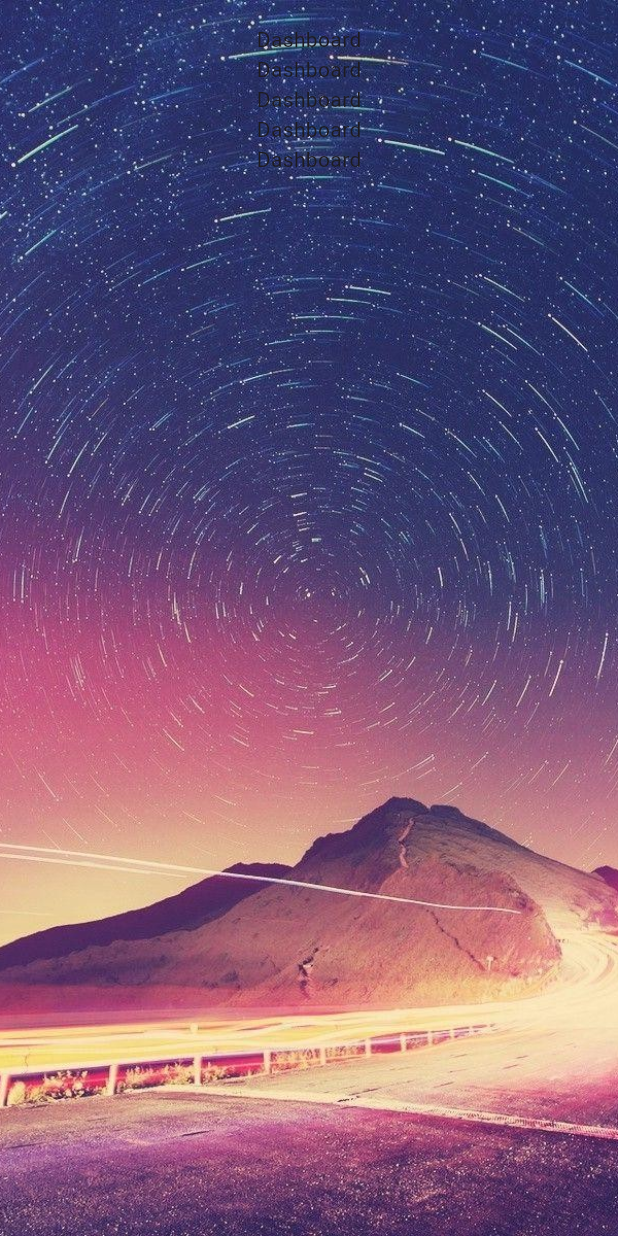
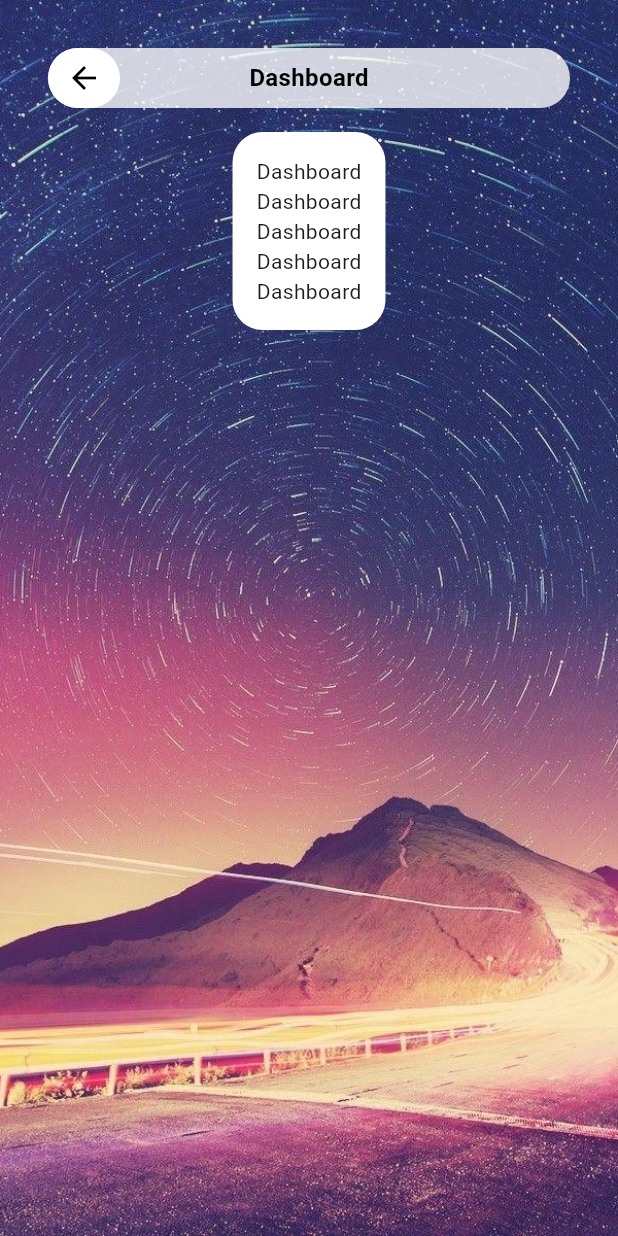
Before and after one commit to m3talsmith/capabilities_app, a Flutter app: the Dashboard screen opened directly, on a phone screen of 412 x 824 dp. Run offline on Flutter 3.47's test engine with Material 3 defaults, Android fonts, the phone set to English and light mode, and no system bars; our stand-ins replace flutter_riverpod, google_fonts, shared_preferences; missing offline and left inert: clipboard; accounts and stored records are empty.

Commit message:
Can logout

```diff
--- a/lib/providers/auth.dart
+++ b/lib/providers/auth.dart
@@ -1,5 +1,22 @@
 import 'package:flutter_riverpod/flutter_riverpod.dart';
-
+import 'package:http/http.dart' as http;
 import '../models/token.dart';
+import '../requests/endpoints.dart';
+import '../providers/token.dart';
 
 final authProvider = StateProvider<Token?>((ref) => null);
+
+Future<void> signOut(WidgetRef ref) async {
+  final token = ref.read(authProvider);
+  if (token == null) return;
+
+  await http.delete(
+    Uri.parse(logoutPath),
+    headers: {
+      'Content-Type': 'application/json',
+      'Authorization': 'Bearer ${token.value}',
+    },
+  );
+  ref.read(authProvider.notifier).state = null;
+  ref.read(tokenProvider.notifier).clearToken();
+}
--- a/lib/teams/dashboard.dart
+++ b/lib/teams/dashboard.dart
@@ -1,4 +1,6 @@
-import 'package:capabilities_app/ui/screen_container.dart';
+import '../ui/screen_container.dart';
+import '../ui/screen_navigation_bar.dart';
+import '../ui/content_container.dart';
 import 'package:flutter/material.dart';
 import 'package:flutter_riverpod/flutter_riverpod.dart';
 
@@ -7,8 +9,11 @@ class Dashboard extends ConsumerWidget {
 
   @override
   Widget build(BuildContext context, WidgetRef ref) {
-    return const Scaffold(
+    return Scaffold(
       body: ScreenContainer(
+        navigationBar: ScreenNavigationBar(title: 'Dashboard'),
+        child: ContentContainer(
+          backgroundColor: Theme.of(context).colorScheme.surface,
           child: Column(
             children: [
               Text('Dashboard'),
@@ -19,6 +24,7 @@ class Dashboard extends ConsumerWidget {
             ],
           ),
         ),
+      ),
     );
   }
 }
--- a/lib/ui/navigation_bar.dart
+++ /dev/null
@@ -1,47 +0,0 @@
-import 'package:flutter/material.dart';
-
-class NavigationBar extends StatelessWidget {
-  final List<NavigationItem>? navigationItems;
-  final String? title;
-
-  const NavigationBar({super.key, this.navigationItems, this.title});
-
-  @override
-  Widget build(BuildContext context) {
-    final canPop = Navigator.canPop(context);
-
-    return Container(
-      child: Row(
-        children: [
-          if (canPop)
-            NavigationItem(
-              icon: Icons.arrow_back,
-              onPressed: () => Navigator.pop(context),
-            ),
-          Text(title ?? ''),
-        ],
-      ),
-    );
-  }
-}
-
-class NavigationItem extends StatelessWidget {
-  final String? title;
-  final IconData icon;
-  final Function()? onPressed;
-
-  const NavigationItem({
-    super.key,
-    this.title,
-    required this.icon,
-    this.onPressed,
-  });
-
-  @override
-  Widget build(BuildContext context) {
-    return Container(
-      padding: const EdgeInsets.all(8),
-      child: IconButton(onPressed: onPressed, icon: Icon(icon)),
-    );
-  }
-}
--- a/lib/ui/screen_container.dart
+++ b/lib/ui/screen_container.dart
@@ -1,9 +1,11 @@
 import 'package:flutter/material.dart';
+import 'screen_navigation_bar.dart';
 
 class ScreenContainer extends StatelessWidget {
   final Widget? child;
+  final ScreenNavigationBar? navigationBar;
 
-  const ScreenContainer({super.key, this.child});
+  const ScreenContainer({super.key, this.child, this.navigationBar});
 
   @override
   Widget build(BuildContext context) {
@@ -18,7 +20,14 @@ class ScreenContainer extends StatelessWidget {
             fit: BoxFit.cover,
           ),
         ),
-        child: child,
+        child: Column(
+          children: [
+            navigationBar ?? SizedBox.shrink(),
+            navigationBar == null
+                ? Expanded(child: child ?? SizedBox.shrink())
+                : child ?? SizedBox.shrink(),
+          ],
+        ),
       ),
     );
   }
--- /dev/null
+++ b/lib/ui/screen_navigation_bar.dart
@@ -0,0 +1,119 @@
+import 'package:flutter/material.dart';
+import 'package:flutter_riverpod/flutter_riverpod.dart';
+import '../providers/auth.dart';
+import '../auth/login.dart';
+
+class ScreenNavigationBar extends ConsumerWidget {
+  final List<ScreenNavigationItem>? navigationItems;
+  final String? title;
+  final List<Widget>? actions;
+  final Color? backgroundColor;
+  final Color? titleColor;
+
+  const ScreenNavigationBar({
+    super.key,
+    this.navigationItems,
+    this.title,
+    this.actions,
+    this.backgroundColor,
+    this.titleColor,
+  });
+
+  @override
+  Widget build(BuildContext context, WidgetRef ref) {
+    final canPop = Navigator.canPop(context);
+    final auth = ref.watch(authProvider);
+
+    return Container(
+      width:
+          MediaQuery.of(context).size.width > 1024
+              ? MediaQuery.of(context).size.width * 0.66
+              : MediaQuery.of(context).size.width,
+      height: 40,
+      margin: EdgeInsets.all(16),
+      decoration: BoxDecoration(
+        color:
+            backgroundColor ??
+            Theme.of(context).colorScheme.surface.withAlpha(200),
+        borderRadius: BorderRadius.circular(20),
+      ),
+      child: Stack(
+        children: [
+          Center(
+            child: Text(
+              title ?? '',
+              style: TextStyle(
+                color: titleColor ?? Theme.of(context).colorScheme.onSurface,
+                fontWeight: FontWeight.bold,
+                fontSize: 16,
+              ),
+            ),
+          ),
+          Row(
+            children: [
+              if (canPop)
+                ScreenNavigationItem(
+                  icon: Icons.arrow_back,
+                  onPressed: () => Navigator.pop(context),
+                ),
+              ...navigationItems ?? [],
+              Expanded(child: SizedBox.shrink()),
+              ...(actions ?? []),
+              if (auth != null)
+                ScreenNavigationItem(
+                  icon: Icons.logout,
+                  onPressed: () {
+                    signOut(ref);
+                    Navigator.pushReplacement(
+                      context,
+                      MaterialPageRoute(builder: (context) => Login()),
+                    );
+                  },
+                ),
+            ],
+          ),
+        ],
+      ),
+    );
+  }
+}
+
+class ScreenNavigationItem extends StatelessWidget {
+  final String? title;
+  final IconData icon;
+  final Function()? onPressed;
+  final Color? backgroundColor;
+  final Color? activeBackgroundColor;
+  final Color? iconColor;
+  final Color? textColor;
+  final bool? isActive;
+  final EdgeInsets? padding;
+
+  const ScreenNavigationItem({
+    super.key,
+    this.title,
+    required this.icon,
+    this.onPressed,
+    this.backgroundColor,
+    this.activeBackgroundColor,
+    this.iconColor,
+    this.textColor,
+    this.isActive,
+    this.padding,
+  });
+
+  @override
+  Widget build(BuildContext context) {
+    return Container(
+      padding: padding,
+      decoration: BoxDecoration(
+        color:
+            isActive ?? false
+                ? activeBackgroundColor ?? Theme.of(context).colorScheme.surface
+                : backgroundColor ?? Theme.of(context).colorScheme.surface,
+        borderRadius: BorderRadius.circular(20),
+      ),
+      child: IconButton(onPressed: onPressed, icon: Icon(icon)),
+    );
+  }
+}
```
Lines whose indentation alone changed are shown as unchanged.
